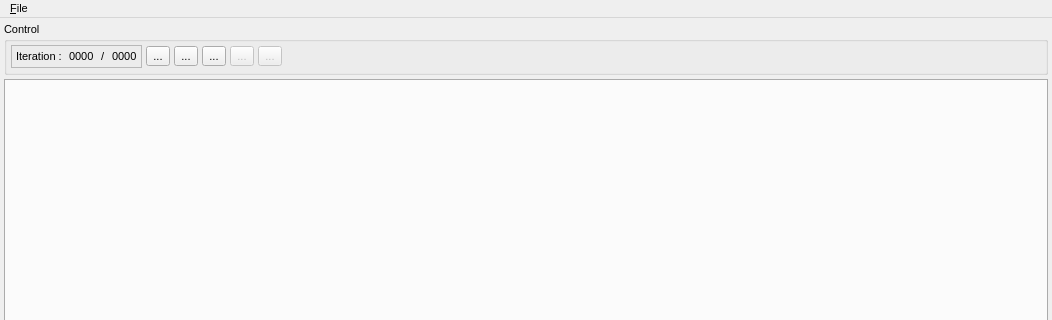
disorderedmaterials/dissolve, file src/gui/gui.ui: the form before one commit; both pictures show x 0 to 1052 and y 0 to 320 of the 1052 by 944 pixel window.
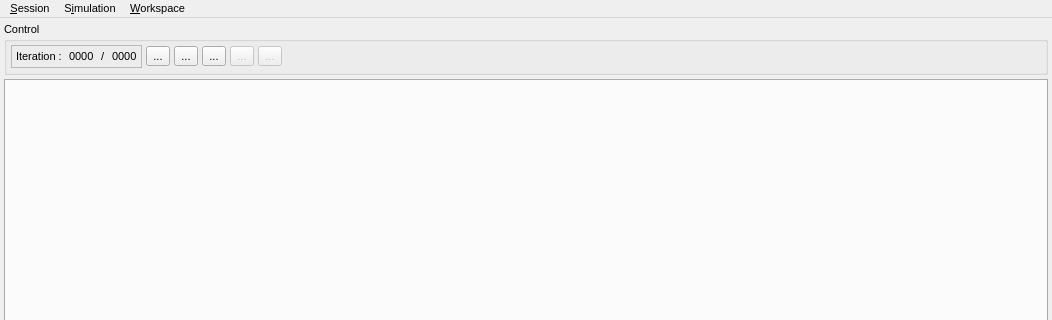
The form after the commit. Icons and pictures are not drawn.

```diff
--- a/src/gui/gui.ui
+++ b/src/gui/gui.ui
@@ -311,14 +311,36 @@
    </property>
    <widget class="QMenu" name="FileMenu">
     <property name="title">
-     <string>&amp;File</string>
+     <string>&amp;Session</string>
     </property>
     <addaction name="FileOpenAction"/>
     <addaction name="FileSaveAction"/>
     <addaction name="separator"/>
     <addaction name="FileQuitAction"/>
    </widget>
+   <widget class="QMenu" name="WorkspaceMenu">
+    <property name="title">
+     <string>&amp;Workspace</string>
+    </property>
+    <addaction name="WorkspaceAddNewAction"/>
+    <addaction name="separator"/>
+    <addaction name="WorkspaceCurrentAction"/>
+   </widget>
+   <widget class="QMenu" name="SimulationMenu">
+    <property name="title">
+     <string>S&amp;imulation</string>
+    </property>
+    <widget class="QMenu" name="SimulationAddAction">
+     <property name="title">
+      <string>Add...</string>
+     </property>
+     <addaction name="SimulationAddConfigurationAction"/>
+    </widget>
+    <addaction name="SimulationAddAction"/>
+   </widget>
    <addaction name="FileMenu"/>
+   <addaction name="SimulationMenu"/>
+   <addaction name="WorkspaceMenu"/>
   </widget>
   <action name="FileOpenAction">
    <property name="text">
```
Left out of the diff: 23 changed lines with no effect on the pictures.
